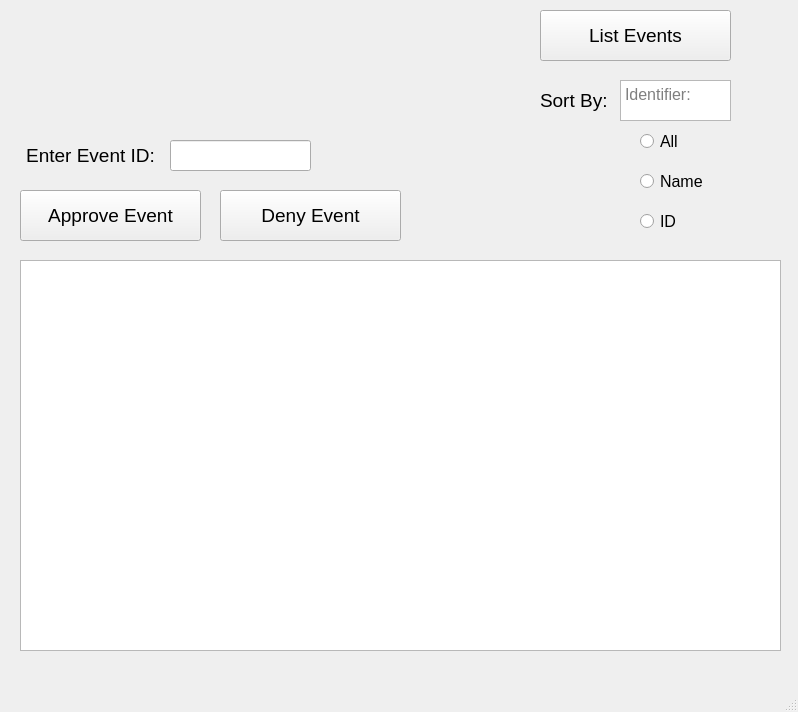
Old version of the form FinalProject-UI/mainwindow.ui in the repository Storms-Eye/CSC211CampusEventPlanner.
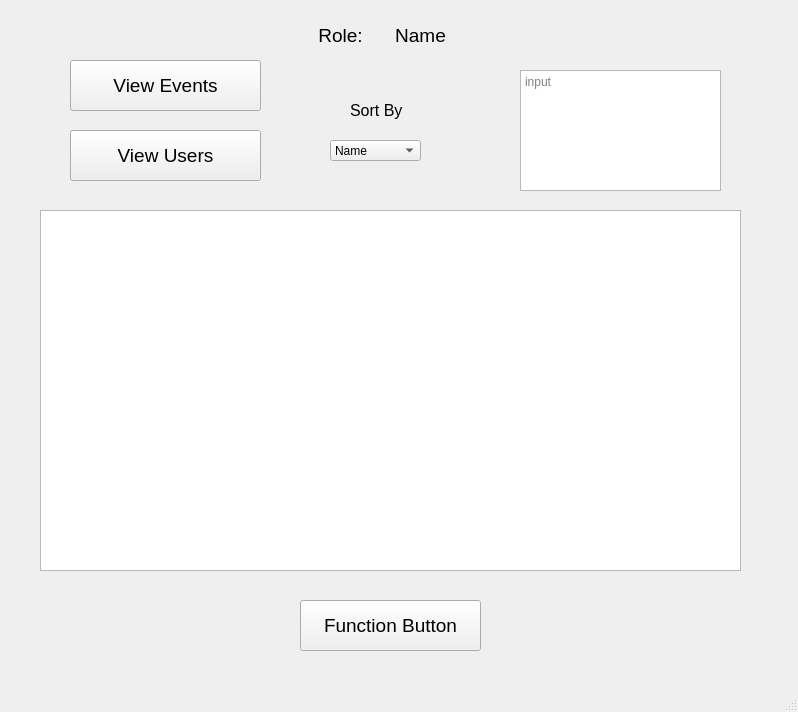
New version of the form.

Commit message: Daniel's version of mainwindow.ui

```diff
--- a/FinalProject-UI/mainwindow.ui
+++ b/FinalProject-UI/mainwindow.ui
@@ -10,51 +10,15 @@
     <height>712</height>
    </rect>
   </property>
-  <property name="font">
-   <font>
-    <pointsize>12</pointsize>
-   </font>
-  </property>
   <property name="windowTitle">
    <string>MainWindow</string>
   </property>
   <widget class="QWidget" name="centralwidget">
-   <widget class="QLineEdit" name="eventIdInput">
+   <widget class="QPushButton" name="functionButton">
     <property name="geometry">
      <rect>
-      <x>170</x>
-      <y>140</y>
-      <width>141</width>
-      <height>31</height>
-     </rect>
-    </property>
-   </widget>
-   <widget class="QLabel" name="label">
-    <property name="geometry">
-     <rect>
-      <x>20</x>
-      <y>140</y>
-      <width>141</width>
-      <height>31</height>
-     </rect>
-    </property>
-    <property name="font">
-     <font>
-      <pointsize>14</pointsize>
-     </font>
-    </property>
-    <property name="text">
-     <string>Enter Event ID:</string>
-    </property>
-    <property name="alignment">
-     <set>Qt::AlignCenter</set>
-    </property>
-   </widget>
-   <widget class="QPushButton" name="approveButton">
-    <property name="geometry">
-     <rect>
-      <x>20</x>
-      <y>190</y>
+      <x>300</x>
+      <y>600</y>
       <width>181</width>
       <height>51</height>
      </rect>
@@ -65,32 +29,24 @@
      </font>
     </property>
     <property name="text">
-     <string>Approve Event</string>
+     <string>Function Button</string>
     </property>
    </widget>
-   <widget class="QPushButton" name="denyButton">
+   <widget class="QTextBrowser" name="identifierBox">
     <property name="geometry">
      <rect>
-      <x>220</x>
-      <y>190</y>
-      <width>181</width>
-      <height>51</height>
+      <x>40</x>
+      <y>210</y>
+      <width>701</width>
+      <height>361</height>
      </rect>
     </property>
-    <property name="font">
-     <font>
-      <pointsize>14</pointsize>
-     </font>
-    </property>
-    <property name="text">
-     <string>Deny Event</string>
-    </property>
    </widget>
    <widget class="QPushButton" name="listButton">
     <property name="geometry">
      <rect>
-      <x>540</x>
-      <y>10</y>
+      <x>70</x>
+      <y>60</y>
       <width>191</width>
       <height>51</height>
      </rect>
@@ -101,65 +57,58 @@
      </font>
     </property>
     <property name="text">
-     <string>List Events</string>
+     <string>View Events</string>
     </property>
    </widget>
-   <widget class="QPlainTextEdit" name="outputBox">
+   <widget class="QLabel" name="roleLabel">
     <property name="geometry">
      <rect>
-      <x>20</x>
-      <y>260</y>
-      <width>761</width>
-      <height>391</height>
+      <x>280</x>
+      <y>20</y>
+      <width>121</width>
+      <height>31</height>
      </rect>
     </property>
-   </widget>
-   <widget class="QRadioButton" name="allButton">
-    <property name="geometry">
-     <rect>
-      <x>640</x>
-      <y>130</y>
-      <width>95</width>
-      <height>22</height>
-     </rect>
+    <property name="font">
+     <font>
+      <pointsize>14</pointsize>
+     </font>
     </property>
     <property name="text">
-     <string>All</string>
+     <string>Role:</string>
+    </property>
+    <property name="alignment">
+     <set>Qt::AlignmentFlag::AlignCenter</set>
     </property>
    </widget>
-   <widget class="QRadioButton" name="nameButton">
+   <widget class="QLabel" name="nameLabel">
     <property name="geometry">
      <rect>
-      <x>640</x>
-      <y>170</y>
-      <width>95</width>
-      <height>22</height>
+      <x>360</x>
+      <y>20</y>
+      <width>121</width>
+      <height>31</height>
      </rect>
     </property>
+    <property name="font">
+     <font>
+      <pointsize>14</pointsize>
+     </font>
+    </property>
     <property name="text">
      <string>Name</string>
     </property>
-   </widget>
-   <widget class="QRadioButton" name="IDButton">
-    <property name="geometry">
-     <rect>
-      <x>640</x>
-      <y>210</y>
-      <width>95</width>
-      <height>22</height>
-     </rect>
+    <property name="alignment">
+     <set>Qt::AlignmentFlag::AlignCenter</set>
     </property>
-    <property name="text">
-     <string>ID</string>
-    </property>
    </widget>
-   <widget class="QLabel" name="label_2">
+   <widget class="QPushButton" name="usersButton">
     <property name="geometry">
      <rect>
-      <x>540</x>
-      <y>90</y>
-      <width>71</width>
-      <height>21</height>
+      <x>70</x>
+      <y>130</y>
+      <width>191</width>
+      <height>51</height>
      </rect>
     </property>
     <property name="font">
@@ -168,16 +117,36 @@
      </font>
     </property>
     <property name="text">
-     <string>Sort By:</string>
+     <string>View Users</string>
     </property>
    </widget>
-   <widget class="QPlainTextEdit" name="identifierBox">
+   <widget class="QComboBox" name="comboBox">
     <property name="geometry">
      <rect>
-      <x>620</x>
-      <y>80</y>
-      <width>111</width>
-      <height>41</height>
+      <x>330</x>
+      <y>140</y>
+      <width>91</width>
+      <height>21</height>
+     </rect>
+    </property>
+    <item>
+     <property name="text">
+      <string>Name</string>
+     </property>
+    </item>
+    <item>
+     <property name="text">
+      <string>Date</string>
+     </property>
+    </item>
+   </widget>
+   <widget class="QLabel" name="label">
+    <property name="geometry">
+     <rect>
+      <x>350</x>
+      <y>100</y>
+      <width>61</width>
+      <height>21</height>
      </rect>
     </property>
     <property name="font">
@@ -185,8 +154,21 @@
       <pointsize>12</pointsize>
      </font>
     </property>
+    <property name="text">
+     <string>Sort By</string>
+    </property>
+   </widget>
+   <widget class="QTextEdit" name="textEdit">
+    <property name="geometry">
+     <rect>
+      <x>520</x>
+      <y>70</y>
+      <width>201</width>
+      <height>121</height>
+     </rect>
+    </property>
     <property name="placeholderText">
-     <string>Identifier:</string>
+     <string>input</string>
     </property>
    </widget>
   </widget>
```
Left out of the diff: 2 changed lines with no effect on the pictures.
